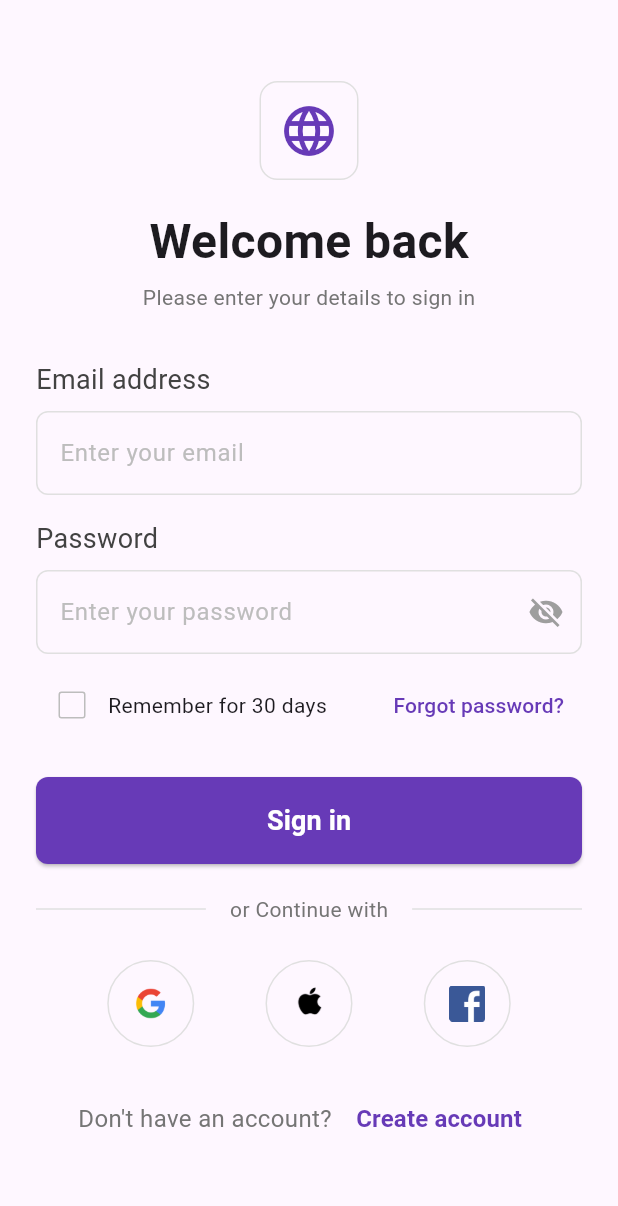
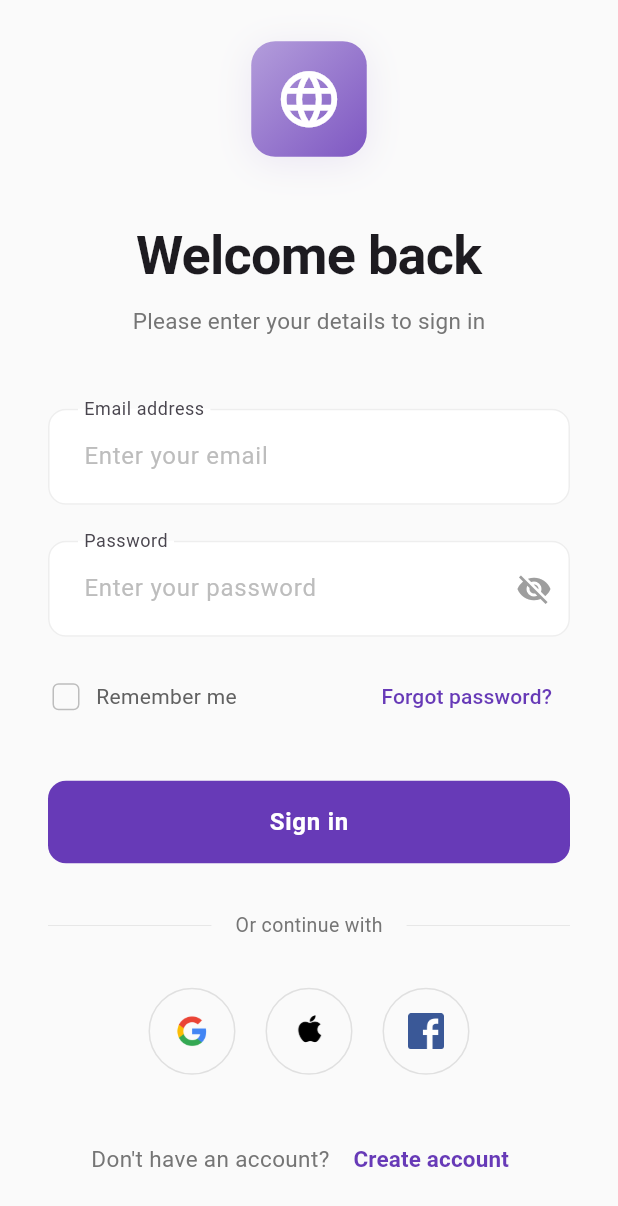
Before and after one commit to Edil-Ayehu/UI-1, a Flutter app: the screen it shows after launch, on a phone screen of 412 x 824 dp. Shown: the top 1206 px of the screen. Run offline on Flutter 3.47's test engine with Material 3 defaults, Android fonts, the phone set to English and light mode, and no system bars.

Commit message:
signin page ui polishing

```diff
--- a/lib/pages/signin_page.dart
+++ b/lib/pages/signin_page.dart
@@ -15,182 +15,213 @@ class _SignInPageState extends State<SignInPage> {
   @override
   Widget build(BuildContext context) {
     return Scaffold(
+      backgroundColor: Colors.grey.shade50,
       body: SafeArea(
         child: Center(
           child: SingleChildScrollView(
-            padding: const EdgeInsets.all(24.0),
+            padding:
+                const EdgeInsets.symmetric(horizontal: 32.0, vertical: 24.0),
             child: Column(
               mainAxisAlignment: MainAxisAlignment.center,
               children: [
-                // App Icon
+                // App Icon with gradient background
                 Container(
-                  padding: const EdgeInsets.all(12),
+                  padding: const EdgeInsets.all(16),
                   decoration: BoxDecoration(
-                    border: Border.all(color: Colors.grey.shade300),
-                    borderRadius: BorderRadius.circular(12),
+                    gradient: LinearGradient(
+                      colors: [
+                        Colors.deepPurple.shade200,
+                        Colors.deepPurple.shade400
+                      ],
+                      begin: Alignment.topLeft,
+                      end: Alignment.bottomRight,
                     ),
-                  child: const Icon(Icons.language,
-                      size: 40, color: Colors.deepPurple),
+                    borderRadius: BorderRadius.circular(16),
+                    boxShadow: [
+                      BoxShadow(
+                        color: Colors.deepPurple.withOpacity(0.1),
+                        blurRadius: 20,
+                        offset: const Offset(0, 4),
                       ),
-                const SizedBox(height: 18),
+                    ],
+                  ),
+                  child:
+                      const Icon(Icons.language, size: 45, color: Colors.white),
+                ),
+                const SizedBox(height: 40),
 
-                // Welcome Text
+                // Welcome Text with enhanced typography
                 const Text(
                   'Welcome back',
                   style: TextStyle(
-                    fontSize: 32,
-                    fontWeight: FontWeight.bold,
+                    fontSize: 36,
+                    fontWeight: FontWeight.w700,
+                    letterSpacing: -0.5,
                   ),
                 ),
-                const SizedBox(height: 4),
+                const SizedBox(height: 8),
                 Text(
                   'Please enter your details to sign in',
                   style: TextStyle(
                     color: Colors.grey.shade600,
-                    fontSize: 14,
+                    fontSize: 15,
+                    letterSpacing: 0.2,
                   ),
                 ),
-                const SizedBox(height: 32),
-                Column(
-                  crossAxisAlignment: CrossAxisAlignment.start,
-                  children: [
-                    Text(
-                      'Email address',
-                      style:
-                          TextStyle(color: Colors.grey.shade800, fontSize: 18),
-                    ),
-                    const SizedBox(height: 8),
-                    // Email TextField
+                const SizedBox(height: 48),
+
+                // Email TextField with enhanced design
                 TextField(
                   decoration: InputDecoration(
+                    labelText: 'Email address',
                     hintText: 'Enter your email',
                     hintStyle: TextStyle(color: Colors.grey.shade400),
+                    floatingLabelBehavior: FloatingLabelBehavior.always,
                     enabledBorder: OutlineInputBorder(
-                          borderRadius: BorderRadius.circular(8),
-                          borderSide: BorderSide(color: Colors.grey.shade300),
+                      borderRadius: BorderRadius.circular(12),
+                      borderSide: BorderSide(color: Colors.grey.shade200),
                     ),
                     focusedBorder: OutlineInputBorder(
-                          borderRadius: BorderRadius.circular(8),
-                          borderSide: BorderSide(color: Colors.grey.shade400),
+                      borderRadius: BorderRadius.circular(12),
+                      borderSide: const BorderSide(
+                          color: Colors.deepPurple, width: 1.5),
+                    ),
+                    filled: true,
+                    fillColor: Colors.white,
+                    contentPadding: const EdgeInsets.all(20),
+                  ),
+                ),
+                const SizedBox(height: 24),
+
+                // Password TextField with enhanced design
+                TextField(
+                  obscureText: _obscureText,
+                  decoration: InputDecoration(
+                    labelText: 'Password',
+                    hintText: 'Enter your password',
+                    hintStyle: TextStyle(color: Colors.grey.shade400),
+                    floatingLabelBehavior: FloatingLabelBehavior.always,
+                    enabledBorder: OutlineInputBorder(
+                      borderRadius: BorderRadius.circular(12),
+                      borderSide: BorderSide(color: Colors.grey.shade200),
+                    ),
+                    focusedBorder: OutlineInputBorder(
+                      borderRadius: BorderRadius.circular(12),
+                      borderSide: const BorderSide(
+                          color: Colors.deepPurple, width: 1.5),
+                    ),
+                    filled: true,
+                    fillColor: Colors.white,
+                    contentPadding: const EdgeInsets.all(20),
+                    suffixIcon: IconButton(
+                      icon: Icon(
+                        _obscureText ? Icons.visibility_off : Icons.visibility,
+                        color: Colors.grey.shade500,
+                      ),
+                      onPressed: () =>
+                          setState(() => _obscureText = !_obscureText),
                     ),
                   ),
                 ),
                 const SizedBox(height: 16),
-                    Text(
-                      'Password',
-                      style:
-                          TextStyle(color: Colors.grey.shade800, fontSize: 18),
-                    ),
-                    const SizedBox(height: 8),
-                    // Password TextField
-                    TextField(
-                      obscureText: _obscureText,
-                      decoration: InputDecoration(
-                        hintText: 'Enter your password',
-                        hintStyle: TextStyle(color: Colors.grey.shade400),
-                        enabledBorder: OutlineInputBorder(
-                          borderRadius: BorderRadius.circular(8),
-                          borderSide: BorderSide(color: Colors.grey.shade300),
-                        ),
-                        focusedBorder: OutlineInputBorder(
-                          borderRadius: BorderRadius.circular(8),
-                          borderSide: BorderSide(color: Colors.grey.shade400),
-                        ),
-                        suffixIcon: IconButton(
-                          icon: Icon(
-                            _obscureText
-                                ? Icons.visibility_off
-                                : Icons.visibility,
-                            color: Colors.grey.shade500,
-                          ),
-                          onPressed: () {
-                            setState(() {
-                              _obscureText = !_obscureText;
-                            });
-                          },
-                        ),
-                      ),
-                    ),
-                  ],
-                ),
-                const SizedBox(height: 10),
 
-                // Remember Me and Forgot Password
+                // Remember Me and Forgot Password with subtle design
                 Row(
                   mainAxisAlignment: MainAxisAlignment.spaceBetween,
                   children: [
                     Row(
                       children: [
-                        Checkbox(
+                        SizedBox(
+                          height: 24,
+                          width: 24,
+                          child: Checkbox(
                             value: false,
                             onChanged: (value) {},
-                          activeColor: Colors.deepPurple,
+                            shape: RoundedRectangleBorder(
+                              borderRadius: BorderRadius.circular(4),
+                            ),
                             side: BorderSide(color: Colors.grey.shade400),
                           ),
-                        const Text('Remember for 30 days'),
+                        ),
+                        const SizedBox(width: 8),
+                        Text('Remember me',
+                            style: TextStyle(color: Colors.grey.shade700)),
                       ],
                     ),
                     TextButton(
                       onPressed: () {},
-                      child: const Text(
-                        'Forgot password?',
-                        style: TextStyle(color: Colors.deepPurple),
+                      style: TextButton.styleFrom(
+                        foregroundColor: Colors.deepPurple,
                       ),
+                      child: const Text('Forgot password?'),
                     ),
                   ],
                 ),
-                const SizedBox(height: 24),
+                const SizedBox(height: 32),
 
-                // Sign In Button
+                // Sign In Button with gradient
                 SizedBox(
                   width: double.infinity,
                   child: ElevatedButton(
                     onPressed: () {},
                     style: ElevatedButton.styleFrom(
+                      padding: const EdgeInsets.symmetric(vertical: 16),
                       backgroundColor: Colors.deepPurple,
                       foregroundColor: Colors.white,
-                      padding: const EdgeInsets.symmetric(vertical: 16),
+                      elevation: 0,
                       shape: RoundedRectangleBorder(
-                        borderRadius: BorderRadius.circular(8),
+                        borderRadius: BorderRadius.circular(12),
                       ),
                     ),
                     child: const Text(
                       'Sign in',
                       style: TextStyle(
-                        fontWeight: FontWeight.bold,
-                        fontSize: 18,
+                        fontSize: 16,
+                        fontWeight: FontWeight.w600,
+                        letterSpacing: 0.5,
                       ),
                     ),
                   ),
                 ),
-                const SizedBox(height: 20),
-                // Or Divider
+                const SizedBox(height: 32),
+
+                // Or continue with section
                 Row(
                   children: [
-                    Expanded(child: Divider(color: Colors.grey.shade300)),
+                    Expanded(
+                        child: Divider(
+                            color: Colors.grey.shade300, thickness: 0.5)),
                     Padding(
                       padding: const EdgeInsets.symmetric(horizontal: 16),
                       child: Text(
-                        'or Continue with',
-                        style: TextStyle(color: Colors.grey.shade600),
+                        'Or continue with',
+                        style: TextStyle(
+                          color: Colors.grey.shade600,
+                          fontSize: 13,
                         ),
                       ),
-                    Expanded(child: Divider(color: Colors.grey.shade300)),
+                    ),
+                    Expanded(
+                        child: Divider(
+                            color: Colors.grey.shade300, thickness: 0.5)),
                   ],
                 ),
-                const SizedBox(height: 24),
+                const SizedBox(height: 32),
 
-                // Social Sign In Buttons
+                // Social buttons with enhanced spacing
                 const Row(
-                  mainAxisAlignment: MainAxisAlignment.spaceEvenly,
+                  mainAxisAlignment: MainAxisAlignment.center,
                   children: [
                     SocialButton(imagePath: 'assets/images/google.png'),
+                    SizedBox(width: 20),
                     SocialButton(imagePath: 'assets/images/apple.png'),
+                    SizedBox(width: 20),
                     SocialButton(imagePath: 'assets/images/fb.png'),
                   ],
                 ),
-                const SizedBox(height: 24),
-                // Create Account Link
+                const SizedBox(height: 32),
+
+                // Create account link with enhanced typography
                 Row(
                   mainAxisAlignment: MainAxisAlignment.center,
                   children: [
@@ -198,7 +229,7 @@ class _SignInPageState extends State<SignInPage> {
                       "Don't have an account? ",
                       style: TextStyle(
                         color: Colors.grey.shade600,
-                        fontSize: 16,
+                        fontSize: 15,
                       ),
                     ),
                     TextButton(
@@ -213,8 +244,8 @@ class _SignInPageState extends State<SignInPage> {
                         'Create account',
                         style: TextStyle(
                           color: Colors.deepPurple,
-                          fontWeight: FontWeight.bold,
-                          fontSize: 16,
+                          fontWeight: FontWeight.w600,
+                          fontSize: 15,
                         ),
                       ),
                     ),
```
Lines whose indentation alone changed are shown as unchanged.
